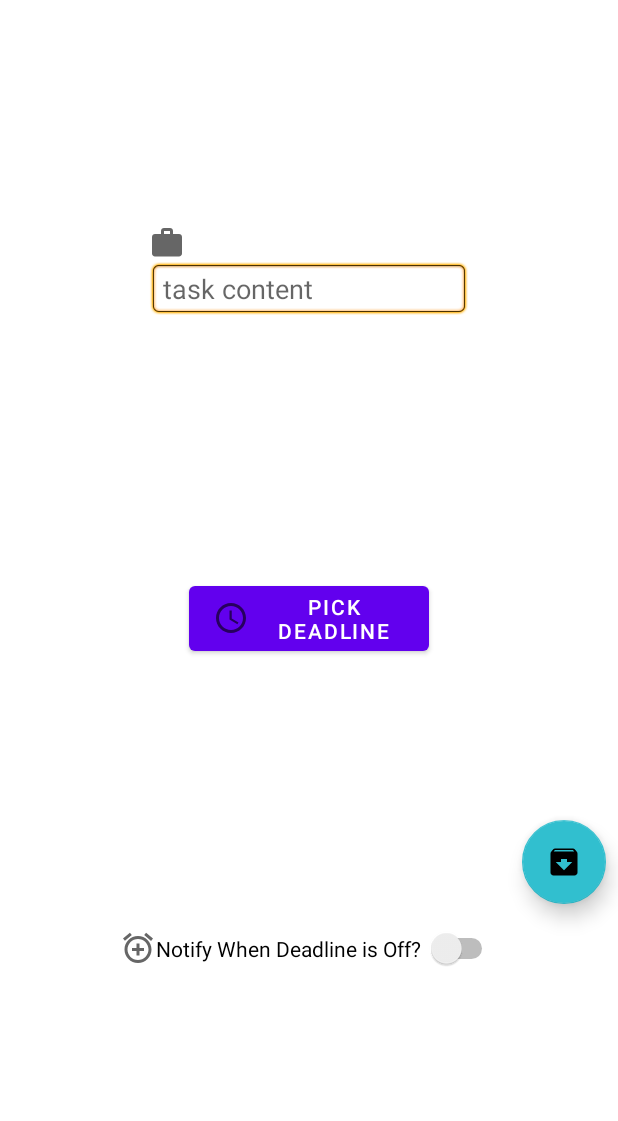
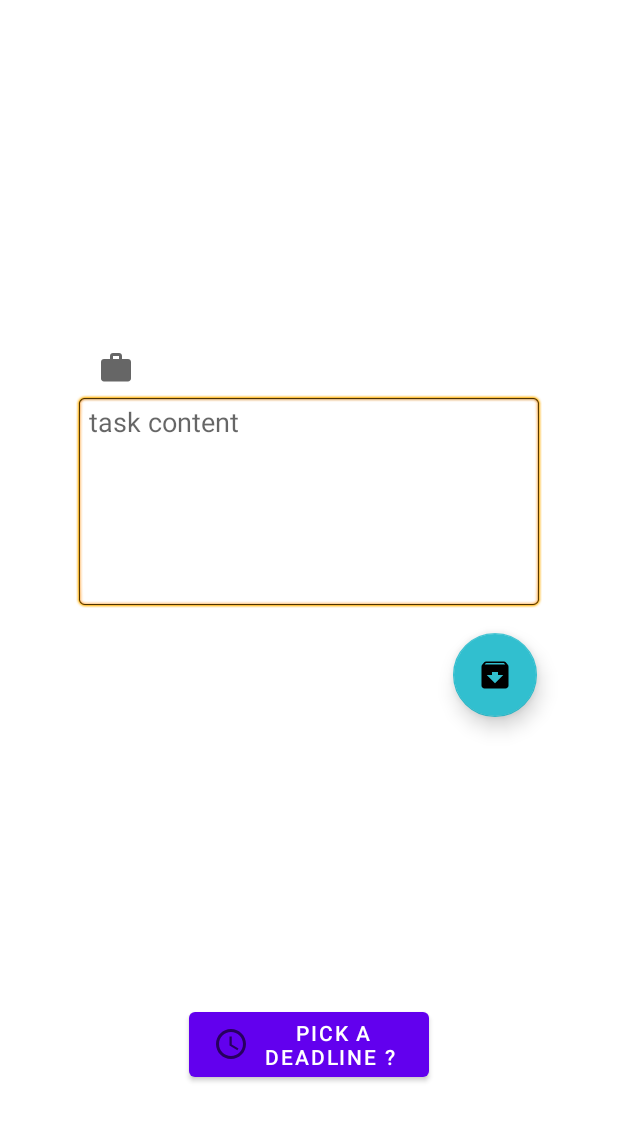
Before and after one commit to AatroxMercer/JustDoIt, an Android app: the TodoActivity screen opened directly, with no data from a screen before it, on a phone screen of 412 x 824 dp. Shown: the top 1121 px of the screen. Run offline under Robolectric (Android 15) with nearby library versions, the phone set to English and light mode, and no system bars.

Commit message:
deadline could be null now

```diff
--- a/app/src/main/java/se/aatrox/justdoit/tools/TaskSqlHelper.java
+++ b/app/src/main/java/se/aatrox/justdoit/tools/TaskSqlHelper.java
@@ -29,8 +29,8 @@ public class TaskSqlHelper extends SQLiteOpenHelper {
     public void onCreate(SQLiteDatabase db) {
         String sql = "CREATE TABLE tasks(" +
             "_id INTEGER PRIMARY KEY AUTOINCREMENT, " +
-            "task VARCHAR(64)," +
-            "deadline TIMESTAMP NOT NULL, " +
+            "task VARCHAR(64) NOT NULL," +
+            "deadline TIMESTAMP, " +
             "makespan TIMESTAMP" +
         ");";
 
--- a/app/src/main/res/layout/activity_todo.xml
+++ b/app/src/main/res/layout/activity_todo.xml
@@ -12,6 +12,8 @@
         android:layout_width="wrap_content"
         android:layout_height="wrap_content"
 
+        android:layout_marginStart="15dp"
+        android:layout_marginBottom="5dp"
         android:contentDescription="task"
         android:src="@drawable/ic_baseline_work_24"
         android:textAlignment="center"
@@ -21,13 +23,20 @@
 
     <EditText
         android:id="@+id/task_in"
-        android:layout_width="wrap_content"
+        android:layout_width="match_parent"
         android:layout_height="wrap_content"
+        android:layout_marginStart="50dp"
+        android:layout_marginEnd="50dp"
         android:autofillHints="task"
         android:background="@android:drawable/editbox_background"
         android:ems="10"
+        android:gravity="top|left"
         android:hint="task content"
-        android:inputType="textPersonName"
+        android:inputType="textMultiLine"
+        android:lines="8"
+        android:maxLines="10"
+        android:minLines="6"
+        android:scrollbars="vertical"
         app:layout_constraintBottom_toTopOf="@+id/pick_ddl_btn"
         app:layout_constraintEnd_toEndOf="parent"
         app:layout_constraintStart_toStartOf="parent"
@@ -38,27 +47,14 @@
         android:id="@+id/pick_ddl_btn"
         android:layout_width="wrap_content"
         android:layout_height="wrap_content"
+        android:layout_marginBottom="100dp"
         android:drawableLeft="@drawable/ic_baseline_access_time_24"
         android:ems="10"
         android:onClick="pick_deadline"
-        android:text="Pick Deadline"
+        android:text="Pick a Deadline ? "
         app:layout_constraintBottom_toBottomOf="parent"
         app:layout_constraintEnd_toEndOf="parent"
-        app:layout_constraintStart_toStartOf="parent"
-        app:layout_constraintTop_toTopOf="parent" />
-
-
-    <Switch
-        android:id="@+id/switch_alarm"
-        android:layout_width="wrap_content"
-        android:layout_height="wrap_content"
-        android:drawableLeft="@drawable/ic_baseline_alarm_add_24"
-        android:text="Notify When Deadline is Off? "
-        android:textColor="@color/black"
-        app:layout_constraintBottom_toBottomOf="parent"
-        app:layout_constraintEnd_toEndOf="parent"
-        app:layout_constraintStart_toStartOf="parent"
-        app:layout_constraintTop_toBottomOf="@+id/pick_ddl_btn" />
+        app:layout_constraintStart_toStartOf="parent" />
 
 
     <com.google.android.material.floatingactionbutton.FloatingActionButton
@@ -73,8 +69,8 @@
         app:elevation="8dp"
         app:fabSize="normal"
         app:hideMotionSpec="@android:anim/fade_in"
-        app:layout_constraintBottom_toTopOf="@+id/switch_alarm"
-        app:layout_constraintStart_toEndOf="@+id/switch_alarm"
+        app:layout_constraintStart_toEndOf="@+id/pick_ddl_btn"
+        app:layout_constraintTop_toBottomOf="@+id/task_in"
         app:pressedTranslationZ="16dp"
         app:rippleColor="#e7d16b" />
 
--- a/app/src/main/res/layout/list_item.xml
+++ b/app/src/main/res/layout/list_item.xml
@@ -1,7 +1,7 @@
 <?xml version="1.0" encoding="utf-8"?>
 <LinearLayout xmlns:android="http://schemas.android.com/apk/res/android"
     android:layout_width="match_parent"
-    android:background="@color/Done"
+    android:background="@color/Todo"
     android:layout_height="wrap_content"
     android:orientation="vertical">
 
--- a/app/src/main/res/values/colors.xml
+++ b/app/src/main/res/values/colors.xml
@@ -10,8 +10,9 @@
 
     <color name="Todo">#D81B60</color>
     <color name="background">#3a424c</color>
-    <color name="Done">#008577</color>
-    <color name="colorAccent">#008577</color>
+    <color name="Done">#FF008577</color>
+    <color name="Free">@color/purple_500</color>
+    <color name="colorAccent">#00008577</color>
 
 
     <color name="black_overlay">#66000000</color>
```
Also changed, not shown: app/src/main/java/se/aatrox/justdoit/activity/main/MainActivity.java (+7 -6 lines), app/src/main/java/se/aatrox/justdoit/activity/main/TaskAdapter.java (+10 -4 lines), app/src/main/java/se/aatrox/justdoit/activity/todo/TodoActivity.java (+24 -13 lines), app/src/main/java/se/aatrox/justdoit/tools/Task.java (+14 -7 lines), 1 other file.
